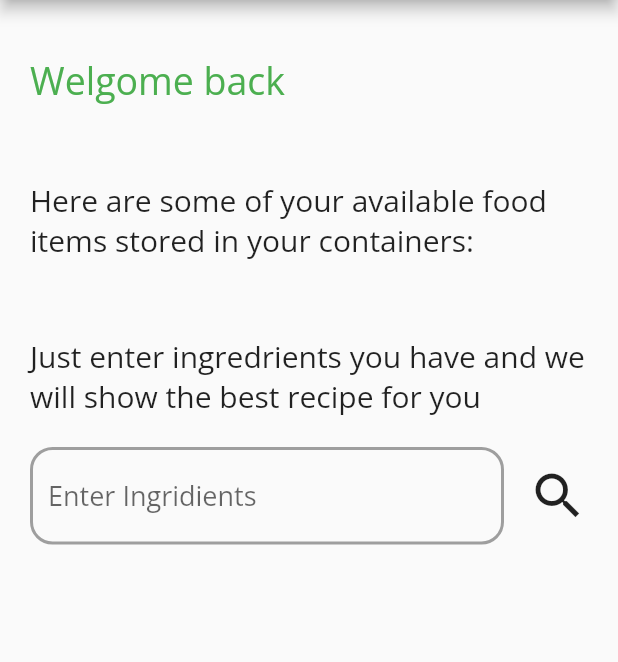
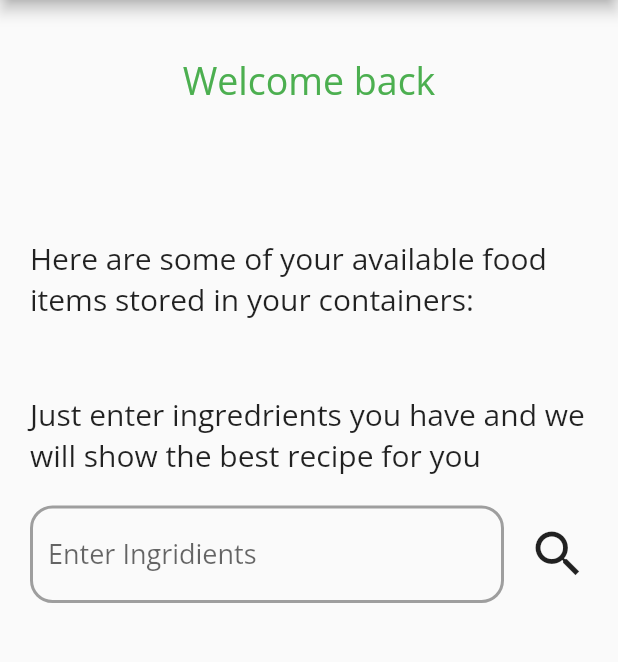
Before and after one commit to fredrikhoelseter/WhatsInMyFridge, a Flutter app: the HomePage screen opened directly with empty values, on a phone screen of 412 x 824 dp, the part 84-746 px from its top. Run offline on Flutter 3.47's test engine with Material 2 defaults, Android fonts, the phone set to English and light mode, and no system bars; our stand-ins replace babstrap_settings_screen, cloud_firestore, firebase_auth, firebase_core, font_awesome_flutter, google_fonts and 3 more; missing offline and left inert: dart:ffi; accounts and stored records are empty.

```diff
--- a/lib/screens/home_page.dart
+++ b/lib/screens/home_page.dart
@@ -90,15 +90,15 @@ class _HomePageState extends State<HomePage> {
           child: Column(
             children: <Widget>[
               SizedBox(height: 16,),
-              Row(
+              Column(
                 children: [
                   Text(
-                    'Welgome back',
+                    'Welcome back',
                     style: GoogleFonts.openSans(fontSize: 25,
                         fontWeight: FontWeight.w400,
                         color: Colors.green),),
                   SizedBox(
-                    width: 5,
+                    height: 5,
                   ),
                   Text(
                     '${_currentUser.displayName}',
```
Also changed, not shown: lib/screens/storage_page.dart (+7 -8 lines), lib/utilities/global_variable.dart (+7 -0 lines).
